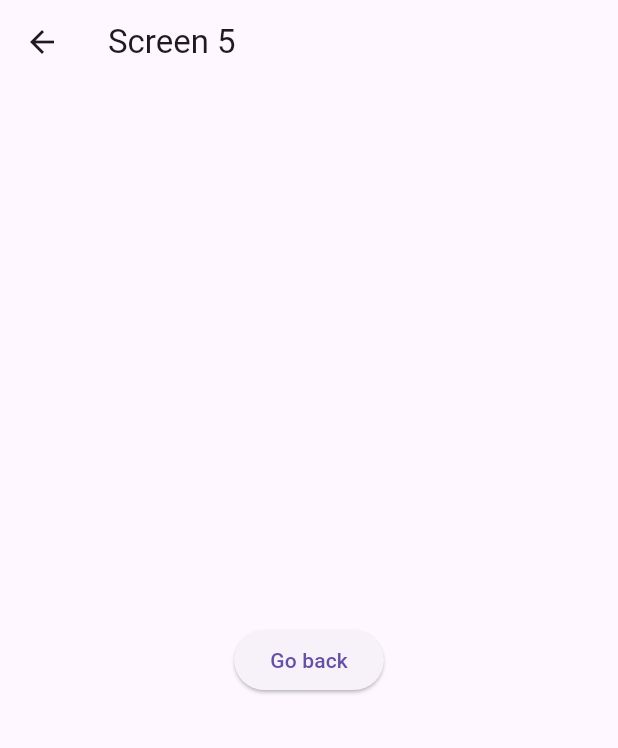
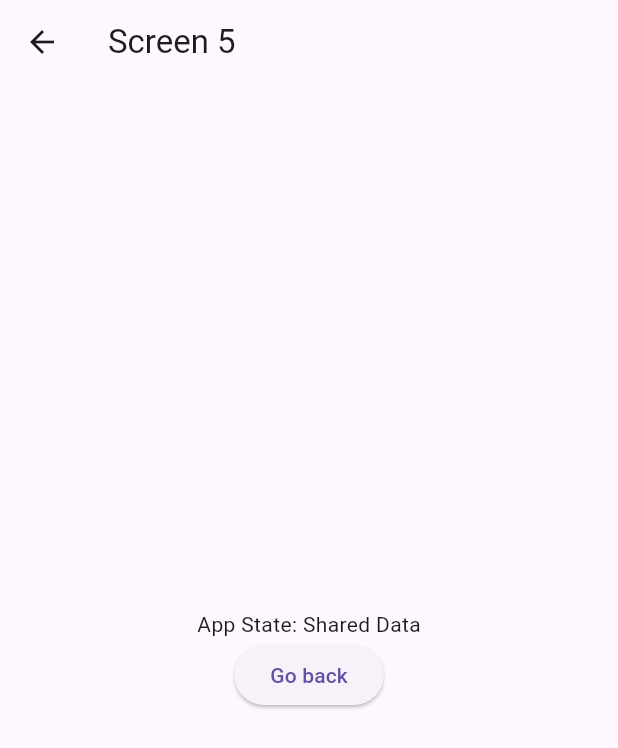
Before and after one commit to Cold-November/Practice_Malyakin, a Flutter app: the screen it shows after launch, after a tap on "Screen 5", on a phone screen of 412 x 824 dp. Shown: the top 748 px of the screen. Run offline on Flutter 3.47's test engine with Material 3 defaults, Android fonts, the phone set to English and light mode, and no system bars; our stand-ins replace cached_network_image, get_it.

```diff
--- a/lib/main.dart
+++ b/lib/main.dart
@@ -1,8 +1,42 @@
 import 'package:flutter/material.dart';
 import 'package:cached_network_image/cached_network_image.dart';
+import 'package:get_it/get_it.dart';
+
+// Регистрация GetIt
+final getIt = GetIt.instance;
+
+void setup() {
+  getIt.registerSingleton<AppState>(AppState());
+}
 
 void main() {
+  setup();
   runApp(const MyApp());
+}
+
+// Пример состояния приложения, которое будет передаваться через Inherited Widget и GetIt
+class AppState {
+  String data = 'Shared Data';
+}
+
+// Создание Inherited Widget для передачи состояния
+class AppStateProvider extends InheritedWidget {
+  final AppState appState;
+
+  const AppStateProvider({
+    Key? key,
+    required this.appState,
+    required Widget child,
+  }) : super(key: key, child: child);
+
+  static AppStateProvider? of(BuildContext context) {
+    return context.dependOnInheritedWidgetOfExactType<AppStateProvider>();
+  }
+
+  @override
+  bool updateShouldNotify(AppStateProvider oldWidget) {
+    return appState != oldWidget.appState;
+  }
 }
 
 class MyApp extends StatelessWidget {
@@ -10,8 +44,10 @@ class MyApp extends StatelessWidget {
 
   @override
   Widget build(BuildContext context) {
-    return MaterialApp(
-      title: 'Practice 8',
+    return AppStateProvider(
+      appState: getIt<AppState>(),
+      child: MaterialApp(
+        title: 'Practice 9',
         theme: ThemeData(
           primarySwatch: Colors.blue,
         ),
@@ -23,6 +59,7 @@ class MyApp extends StatelessWidget {
           '/screen4': (context) => const NewScreen4(),
           '/screen5': (context) => const NewScreen5(),
         },
+      ),
     );
   }
 }
@@ -32,12 +69,15 @@ class MyHomePage extends StatelessWidget {
 
   @override
   Widget build(BuildContext context) {
+    final appState = AppStateProvider.of(context)!.appState;
+
     return Scaffold(
       appBar: AppBar(
         title: const Text('Home Page'),
       ),
       body: ListView(
         children: [
+          Text('App State: ${appState.data}'),
           _buildListItem(context, 'Screen 1', '/'),
           _buildListItem(context, 'Screen 2', '/screen2'),
           _buildListItem(context, 'Screen 3', '/screen3'),
@@ -71,6 +111,8 @@ class NewScreen2 extends StatelessWidget {
 
   @override
   Widget build(BuildContext context) {
+    final appState = getIt<AppState>();
+
     return Scaffold(
       appBar: AppBar(
         title: const Text('Screen 2'),
@@ -84,7 +126,7 @@ class NewScreen2 extends StatelessWidget {
             } else if (snapshot.hasError) {
               return const Text('Error fetching data');
             } else {
-              return Text(snapshot.data ?? 'No data');
+              return Text('${snapshot.data ?? 'No data'} - ${appState.data}');
             }
           },
         ),
@@ -104,6 +146,8 @@ class NewScreen3 extends StatelessWidget {
 
   @override
   Widget build(BuildContext context) {
+    final appState = AppStateProvider.of(context)!.appState;
+
     return Scaffold(
       appBar: AppBar(
         title: const Text('Screen 3'),
@@ -112,6 +156,7 @@ class NewScreen3 extends StatelessWidget {
         child: ElevatedButton(
           onPressed: () async {
             await _saveData();
+            appState.data = 'Updated Data from Screen 3';
             Navigator.pushNamed(context, '/screen4');
           },
           child: const Text('Save Data and Go to Screen 4'),
@@ -126,6 +171,8 @@ class NewScreen4 extends StatelessWidget {
 
   @override
   Widget build(BuildContext context) {
+    final appState = AppStateProvider.of(context)!.appState;
+
     // Список URL-адресов изображений
     final List<String> imageUrls = [
       'https://cdn.tripster.ru/photos/41d79b35-f2c2-48eb-97d6-d4c69e8e539d.jpg',
@@ -139,7 +186,11 @@ class NewScreen4 extends StatelessWidget {
       appBar: AppBar(
         title: const Text('Screen 4'),
       ),
-      body: ListView.builder(
+      body: Column(
+        children: [
+          Text('App State: ${appState.data}'),
+          Expanded(
+            child: ListView.builder(
               itemCount: imageUrls.length,
               itemBuilder: (context, index) {
                 return Padding(
@@ -152,6 +203,9 @@ class NewScreen4 extends StatelessWidget {
                 );
               },
             ),
+          ),
+        ],
+      ),
     );
   }
 }
@@ -161,17 +215,25 @@ class NewScreen5 extends StatelessWidget {
 
   @override
   Widget build(BuildContext context) {
+    final appState = getIt<AppState>();
+
     return Scaffold(
       appBar: AppBar(
         title: const Text('Screen 5'),
       ),
       body: Center(
-        child: ElevatedButton(
+        child: Column(
+          mainAxisAlignment: MainAxisAlignment.center,
+          children: [
+            Text('App State: ${appState.data}'),
+            ElevatedButton(
               onPressed: () {
                 Navigator.pop(context);
               },
               child: const Text('Go back'),
             ),
+          ],
+        ),
       ),
     );
   }
--- a/pubspec.yaml
+++ b/pubspec.yaml
@@ -36,6 +36,7 @@ dependencies:
   # Use with the CupertinoIcons class for iOS style icons.
   cupertino_icons: ^1.0.6
   cached_network_image: ^3.3.1
+  get_it: ^7.2.0
 
 dev_dependencies:
   flutter_test:
```
Also changed, not shown: pubspec.lock. Lines whose indentation alone changed are shown as unchanged.
